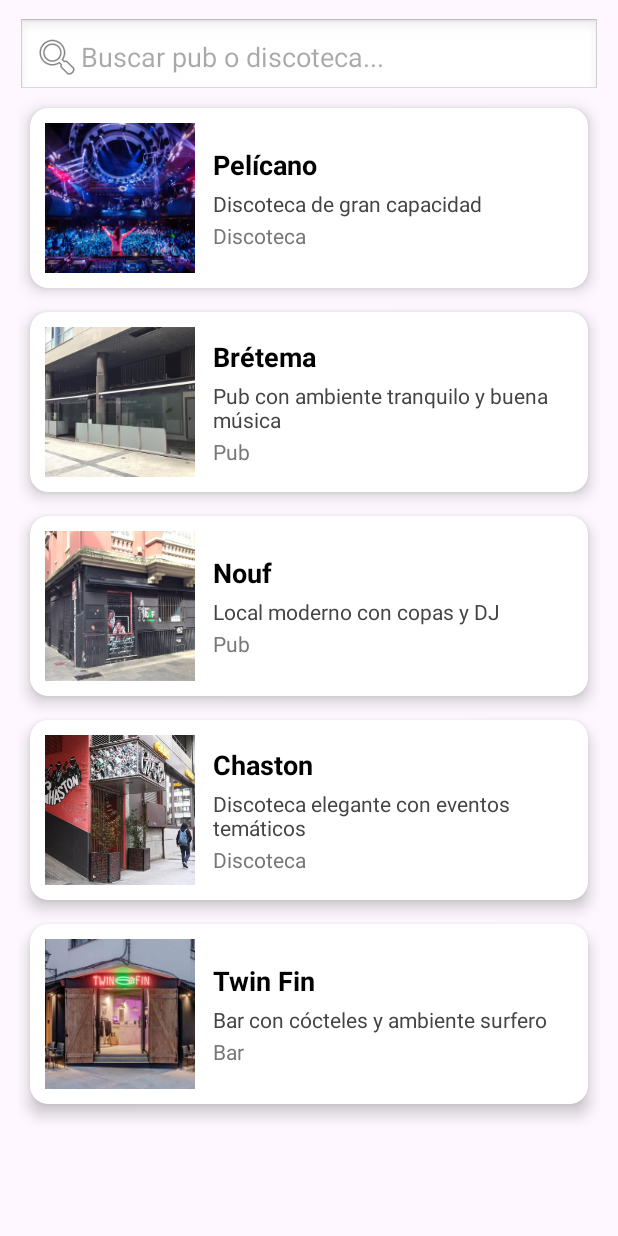
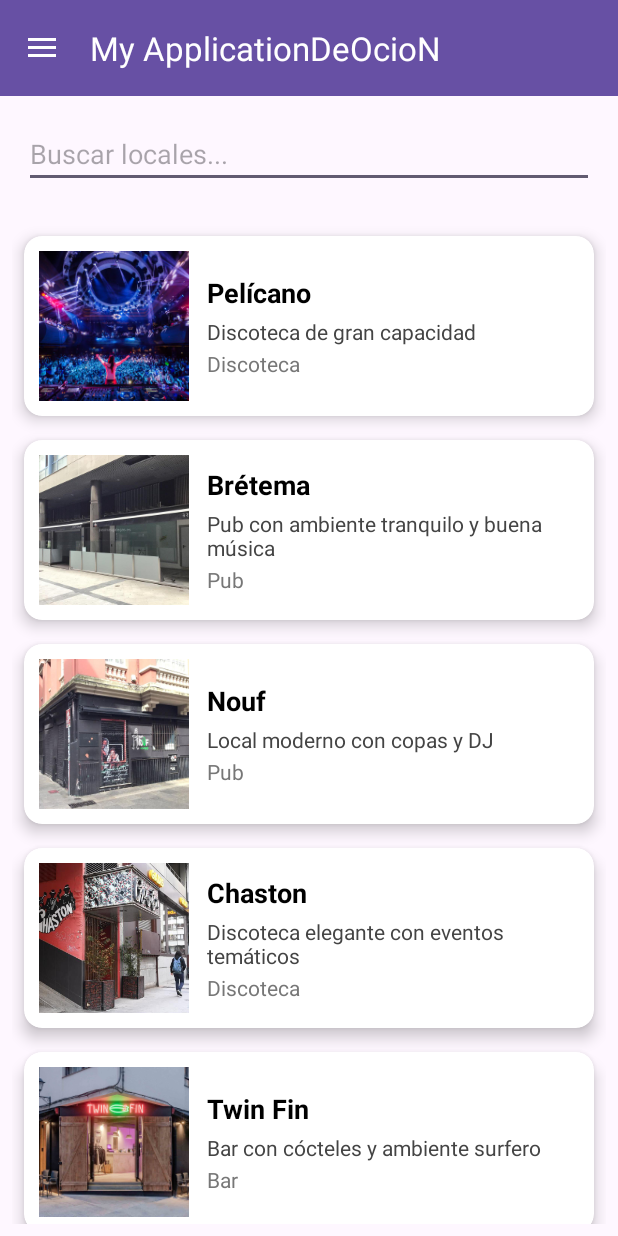
Before and after one commit to iagoav888/OcioN, an Android app: the MainActivity screen opened directly, with no data from a screen before it, on a phone screen of 412 x 824 dp. Run offline under Robolectric (Android 15) with nearby library versions, the phone set to English and light mode, and no system bars; our stand-ins replace Volley; network calls fail; pictures from the network do not load.

Commit message:
Añadido menú lateral con drawer y pantalla para ver mis reseñas

```diff
--- a/AndroidPFC/app/src/main/java/com/example/myapplicationdeocion/LoginActivity.java
+++ b/AndroidPFC/app/src/main/java/com/example/myapplicationdeocion/LoginActivity.java
@@ -99,6 +99,7 @@ public class LoginActivity extends AppCompatActivity {
                                 SharedPreferences prefs = getSharedPreferences("MyPrefs", MODE_PRIVATE);
                                 SharedPreferences.Editor editor = prefs.edit();
                                 editor.putString("token", token);
+                                editor.putString("username", user);  // ← LÍNEA AÑADIDA
                                 editor.putBoolean("isLoggedIn", true);
                                 editor.apply();
 
--- a/AndroidPFC/app/src/main/java/com/example/myapplicationdeocion/MainActivity.java
+++ b/AndroidPFC/app/src/main/java/com/example/myapplicationdeocion/MainActivity.java
@@ -1,15 +1,24 @@
 package com.example.myapplicationdeocion;
 
+import android.content.Intent;
 import android.content.SharedPreferences;
 import android.os.Bundle;
 import android.text.Editable;
 import android.text.TextWatcher;
 import android.util.Log;
+import android.view.MenuItem;
+import android.view.View;
 import android.widget.EditText;
+import android.widget.TextView;
 import android.widget.Toast;
 
+import androidx.annotation.NonNull;
 import androidx.annotation.Nullable;
+import androidx.appcompat.app.ActionBarDrawerToggle;
 import androidx.appcompat.app.AppCompatActivity;
+import androidx.appcompat.widget.Toolbar;
+import androidx.core.view.GravityCompat;
+import androidx.drawerlayout.widget.DrawerLayout;
 import androidx.recyclerview.widget.LinearLayoutManager;
 import androidx.recyclerview.widget.RecyclerView;
 
@@ -17,6 +26,7 @@ import com.android.volley.Request;
 import com.android.volley.RequestQueue;
 import com.android.volley.toolbox.JsonArrayRequest;
 import com.android.volley.toolbox.Volley;
+import com.google.android.material.navigation.NavigationView;
 
 import org.json.JSONException;
 import org.json.JSONObject;
@@ -24,7 +34,7 @@ import org.json.JSONObject;
 import java.util.ArrayList;
 import java.util.List;
 
-public class MainActivity extends AppCompatActivity {
+public class MainActivity extends AppCompatActivity implements NavigationView.OnNavigationItemSelectedListener {
 
     private static final String TAG = "MainActivity";
     private RecyclerView recyclerView;
@@ -34,10 +44,37 @@ public class MainActivity extends AppCompatActivity {
     private EditText etBuscar;
     private RequestQueue queue;
 
+    // Variables para el Navigation Drawer
+    private DrawerLayout drawerLayout;
+    private NavigationView navigationView;
+    private Toolbar toolbar;
+
     @Override
     protected void onCreate(@Nullable Bundle savedInstanceState) {
         super.onCreate(savedInstanceState);
         setContentView(R.layout.activity_main);
+
+        // ============ CONFIGURAR DRAWER ============
+        toolbar = findViewById(R.id.toolbar);
+        setSupportActionBar(toolbar);
+
+        drawerLayout = findViewById(R.id.drawer_layout);
+        navigationView = findViewById(R.id.nav_view);
+        navigationView.setNavigationItemSelectedListener(this);
+
+        ActionBarDrawerToggle toggle = new ActionBarDrawerToggle(
+                this, drawerLayout, toolbar,
+                R.string.navigation_drawer_open, R.string.navigation_drawer_close);
+        drawerLayout.addDrawerListener(toggle);
+        toggle.syncState();
+
+        // Mostrar username en el header del menú
+        View headerView = navigationView.getHeaderView(0);
+        TextView tvHeaderUsername = headerView.findViewById(R.id.tvHeaderUsername);
+        SharedPreferences prefs = getSharedPreferences("MyPrefs", MODE_PRIVATE);
+        String username = prefs.getString("username", "Usuario");
+        tvHeaderUsername.setText(username);
+
 
         recyclerView = findViewById(R.id.rvLocales);
         etBuscar = findViewById(R.id.etBuscar);
@@ -56,11 +93,7 @@ public class MainActivity extends AppCompatActivity {
         cargarLocalesDesdeServidor();
     }
 
-    // Intenta cargar locales desde Django, si falla usa datos locales
     private void cargarLocalesDesdeServidor() {
-        SharedPreferences prefs = getSharedPreferences("MyPrefs", MODE_PRIVATE);
-        String token = prefs.getString("token", "");
-
         String url = "http://10.0.2.2:8000/locales/";
 
         JsonArrayRequest request = new JsonArrayRequest(
@@ -71,7 +104,6 @@ public class MainActivity extends AppCompatActivity {
                     try {
                         listaOriginal.clear();
 
-                        // Parsear el JSON que viene del servidor
                         for (int i = 0; i < response.length(); i++) {
                             JSONObject obj = response.getJSONObject(i);
 
@@ -99,7 +131,6 @@ public class MainActivity extends AppCompatActivity {
                     }
                 },
                 error -> {
-                    // Si no hay conexión con el servidor, usar datos hardcodeados
                     Log.e(TAG, "Error al cargar locales del servidor: " + error.toString());
                     Toast.makeText(this, "Usando datos locales (servidor no disponible)", Toast.LENGTH_SHORT).show();
                     cargarLocalesLocales();
@@ -109,7 +140,6 @@ public class MainActivity extends AppCompatActivity {
         queue.add(request);
     }
 
-    // Datos de respaldo si el servidor no está disponible
     private void cargarLocalesLocales() {
         listaOriginal.clear();
 
@@ -124,14 +154,12 @@ public class MainActivity extends AppCompatActivity {
         actualizarLista();
     }
 
-    // Copiar todos los locales a la lista que se muestra
     private void actualizarLista() {
         listaFiltrada.clear();
         listaFiltrada.addAll(listaOriginal);
         adapter.notifyDataSetChanged();
     }
 
-    // Configurar el buscador para que filtre mientras escribes
     private void configurarBuscador() {
         etBuscar.addTextChangedListener(new TextWatcher() {
             @Override
@@ -147,7 +175,6 @@ public class MainActivity extends AppCompatActivity {
         });
     }
 
-    // Buscar locales que contengan el texto (sin importar mayúsculas)
     private void filtrarLocales(String texto) {
         listaFiltrada.clear();
 
@@ -163,4 +190,41 @@ public class MainActivity extends AppCompatActivity {
 
         adapter.notifyDataSetChanged();
     }
+
+    // ============ MÉTODOS DEL NAVIGATION DRAWER ============
+    @Override
+    public boolean onNavigationItemSelected(@NonNull MenuItem item) {
+        int id = item.getItemId();
+
+        if (id == R.id.nav_inicio) {
+            Toast.makeText(this, "Ya estás en Inicio", Toast.LENGTH_SHORT).show();
+
+        } else if (id == R.id.nav_mis_resenas) {
+            Intent intent = new Intent(MainActivity.this, MisResenasActivity.class);
+            startActivity(intent);
+
+        } else if (id == R.id.nav_cerrar_sesion) {
+            SharedPreferences prefs = getSharedPreferences("MyPrefs", MODE_PRIVATE);
+            SharedPreferences.Editor editor = prefs.edit();
+            editor.clear();
+            editor.apply();
+
+            Intent intent = new Intent(MainActivity.this, LoginActivity.class);
+            intent.setFlags(Intent.FLAG_ACTIVITY_NEW_TASK | Intent.FLAG_ACTIVITY_CLEAR_TASK);
+            startActivity(intent);
+            finish();
+        }
+
+        drawerLayout.closeDrawer(GravityCompat.START);
+        return true;
+    }
+
+    @Override
+    public void onBackPressed() {
+        if (drawerLayout.isDrawerOpen(GravityCompat.START)) {
+            drawerLayout.closeDrawer(GravityCompat.START);
+        } else {
+            super.onBackPressed();
+        }
+    }
 }
--- a/AndroidPFC/app/src/main/res/layout/activity_main.xml
+++ b/AndroidPFC/app/src/main/res/layout/activity_main.xml
@@ -1,33 +1,58 @@
 <?xml version="1.0" encoding="utf-8"?>
-<androidx.constraintlayout.widget.ConstraintLayout xmlns:android="http://schemas.android.com/apk/res/android"
+<androidx.drawerlayout.widget.DrawerLayout
+    xmlns:android="http://schemas.android.com/apk/res/android"
     xmlns:app="http://schemas.android.com/apk/res-auto"
-    xmlns:tools="http://schemas.android.com/tools"
-    android:id="@+id/main"
+    android:id="@+id/drawer_layout"
+    android:layout_width="match_parent"
+    android:layout_height="match_parent">
+
+    <!-- Contenido principal -->
+    <LinearLayout
         android:layout_width="match_parent"
         android:layout_height="match_parent"
-    android:padding="12dp"
-    tools:context=".MainActivity">
+        android:orientation="vertical">
+
+        <!-- Toolbar -->
+        <androidx.appcompat.widget.Toolbar
+            android:id="@+id/toolbar"
+            android:layout_width="match_parent"
+            android:layout_height="?attr/actionBarSize"
+            android:background="?attr/colorPrimary"
+            android:theme="@style/ThemeOverlay.AppCompat.Dark.ActionBar"
+            app:popupTheme="@style/ThemeOverlay.AppCompat.Light" />
+
+        <!-- Buscador -->
+        <LinearLayout
+            android:layout_width="match_parent"
+            android:layout_height="wrap_content"
+            android:orientation="horizontal"
+            android:padding="16dp">
 
             <EditText
                 android:id="@+id/etBuscar"
-        android:layout_width="0dp"
+                android:layout_width="match_parent"
                 android:layout_height="wrap_content"
-        android:hint="Buscar pub o discoteca..."
-        android:drawableStart="@android:drawable/ic_menu_search"
-        android:padding="10dp"
-        android:background="@android:drawable/edit_text"
-        app:layout_constraintTop_toTopOf="parent"
-        app:layout_constraintStart_toStartOf="parent"
-        app:layout_constraintEnd_toEndOf="parent"
-        android:layout_marginBottom="8dp" />
+                android:hint="Buscar locales..."
+                android:inputType="text" />
+        </LinearLayout>
 
+        <!-- RecyclerView de locales -->
         <androidx.recyclerview.widget.RecyclerView
             android:id="@+id/rvLocales"
-        android:layout_width="0dp"
-        android:layout_height="0dp"
-        app:layout_constraintTop_toBottomOf="@id/etBuscar"
-        app:layout_constraintBottom_toBottomOf="parent"
-        app:layout_constraintStart_toStartOf="parent"
-        app:layout_constraintEnd_toEndOf="parent" />
+            android:layout_width="match_parent"
+            android:layout_height="match_parent"
+            android:padding="8dp" />
 
-</androidx.constraintlayout.widget.ConstraintLayout>
+    </LinearLayout>
+
+    <!-- Menú lateral (NavigationView) -->
+    <com.google.android.material.navigation.NavigationView
+        android:id="@+id/nav_view"
+        android:layout_width="wrap_content"
+        android:layout_height="match_parent"
+        android:layout_gravity="start"
+        android:fitsSystemWindows="true"
+        app:headerLayout="@layout/nav_header"
+        app:menu="@menu/drawer_menu" />
+
+</androidx.drawerlayout.widget.DrawerLayout>
--- /dev/null
+++ b/AndroidPFC/app/src/main/res/menu/drawer_menu.xml
@@ -0,0 +1,19 @@
+<?xml version="1.0" encoding="utf-8"?>
+<menu xmlns:android="http://schemas.android.com/apk/res/android">
+    <group android:checkableBehavior="single">
+        <item
+            android:id="@+id/nav_inicio"
+            android:icon="@android:drawable/ic_menu_view"
+            android:title="Inicio" />
+
+        <item
+            android:id="@+id/nav_mis_resenas"
+            android:icon="@android:drawable/ic_menu_edit"
+            android:title="Mis Reseñas" />
+
+        <item
+            android:id="@+id/nav_cerrar_sesion"
+            android:icon="@android:drawable/ic_menu_close_clear_cancel"
+            android:title="Cerrar Sesión" />
+    </group>
+</menu>
--- a/AndroidPFC/app/src/main/res/values/colors.xml
+++ b/AndroidPFC/app/src/main/res/values/colors.xml
@@ -6,4 +6,5 @@
     <color name="teal_200">#03DAC5</color>
     <color name="dark_gray">#444444</color>
     <color name="gray">#777777</color>
+    <color name="purple_500">#6200EE</color>
 </resources>
--- a/AndroidPFC/app/src/main/res/values/strings.xml
+++ b/AndroidPFC/app/src/main/res/values/strings.xml
@@ -2,4 +2,6 @@
     <string name="app_name">My ApplicationDeOcioN</string>
     <string name="imagen_local">Imagen del local</string>
     <string name="reproducir_musica">Reproducir música</string>
+    <string name="navigation_drawer_open">Abrir menú</string>
+    <string name="navigation_drawer_close">Cerrar menú</string>
 </resources>
```
Also changed, not shown: AndroidPFC/app/src/main/AndroidManifest.xml (+10 -16 lines), AndroidPFC/app/src/main/java/com/example/myapplicationdeocion/MisResenasActivity.java (added, +113 -0 lines), AndroidPFC/app/src/main/res/layout/activity_mis_resenas.xml (added, +13 -0 lines), AndroidPFC/app/src/main/res/layout/nav_header.xml (added, +35 -0 lines), AndroidPFC/app/src/main/res/xml/network_security_config.xml (added, +8 -0 lines). Lines whose indentation alone changed are shown as unchanged.
